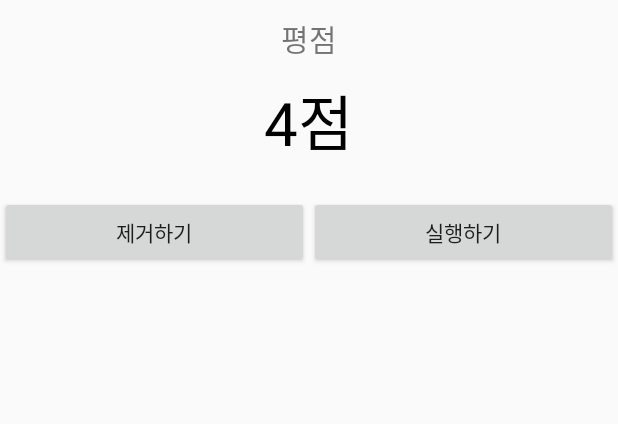
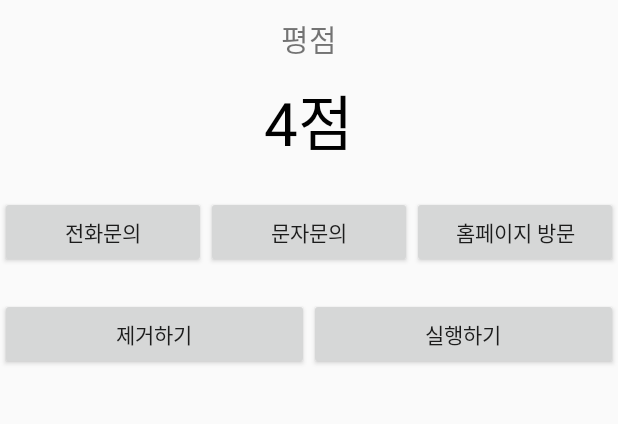
Before and after one commit to chaeakf/PlayStoreCopycat, an Android app: the screen it shows after launch (AppDetailActivity), after a tap on an icon or button, on a phone screen of 412 x 824 dp, the part 250-674 px from its top. Run offline under Robolectric (Android 15) with nearby library versions, the phone set to English and light mode, and no system bars; our stand-ins replace data binding; 1 other tap on this screen came first.

Commit message:
전화문의 누르면 전화 걸기 직전 화면으로 이동

```diff
--- a/app/src/main/java/com/tj/playstorecopycat/AppDetailActivity.java
+++ b/app/src/main/java/com/tj/playstorecopycat/AppDetailActivity.java
@@ -1,6 +1,8 @@
 package com.tj.playstorecopycat;
 
+import android.content.Intent;
 import android.databinding.DataBindingUtil;
+import android.net.Uri;
 import android.support.v7.app.AppCompatActivity;
 import android.os.Bundle;
 import android.view.View;
@@ -44,5 +46,14 @@ public class AppDetailActivity extends AppCompatActivity {
             act.purchaseBtn.setText(String.format("구매하기(%,d)", mAppData.price));
 
         }
+        act.dialBtn.setOnClickListener(new View.OnClickListener() {
+            @Override
+            public void onClick(View v) {
+                Uri phoneUri = Uri.parse("tel:010-9876-5432");
+                Intent intent = new Intent(Intent.ACTION_DIAL, phoneUri);
+                startActivity(intent);
+            }
+        });
+
     }
 }
--- a/app/src/main/res/layout/activity_app_detail.xml
+++ b/app/src/main/res/layout/activity_app_detail.xml
@@ -67,6 +67,34 @@
         </LinearLayout>
 
         <LinearLayout
+            android:layout_width="match_parent"
+            android:layout_height="wrap_content"
+            android:orientation="horizontal"
+            android:layout_marginTop="20dp">
+
+            <Button
+                android:id="@+id/dialBtn"
+                android:layout_width="0dp"
+                android:layout_height="wrap_content"
+                android:layout_weight="1"
+                android:text="전화문의"/>
+            <Button
+                android:id="@+id/smsBtn"
+                android:layout_width="0dp"
+                android:layout_height="wrap_content"
+                android:layout_weight="1"
+                android:text="문자문의"/>
+            <Button
+                android:id="@+id/goHomepageBtn"
+                android:layout_width="0dp"
+                android:layout_height="wrap_content"
+                android:layout_weight="1"
+                android:text="홈페이지 방문"/>
+
+
+        </LinearLayout>
+
+        <LinearLayout
             android:layout_marginTop="20dp"
             android:layout_width="match_parent"
             android:layout_height="wrap_content"
```
